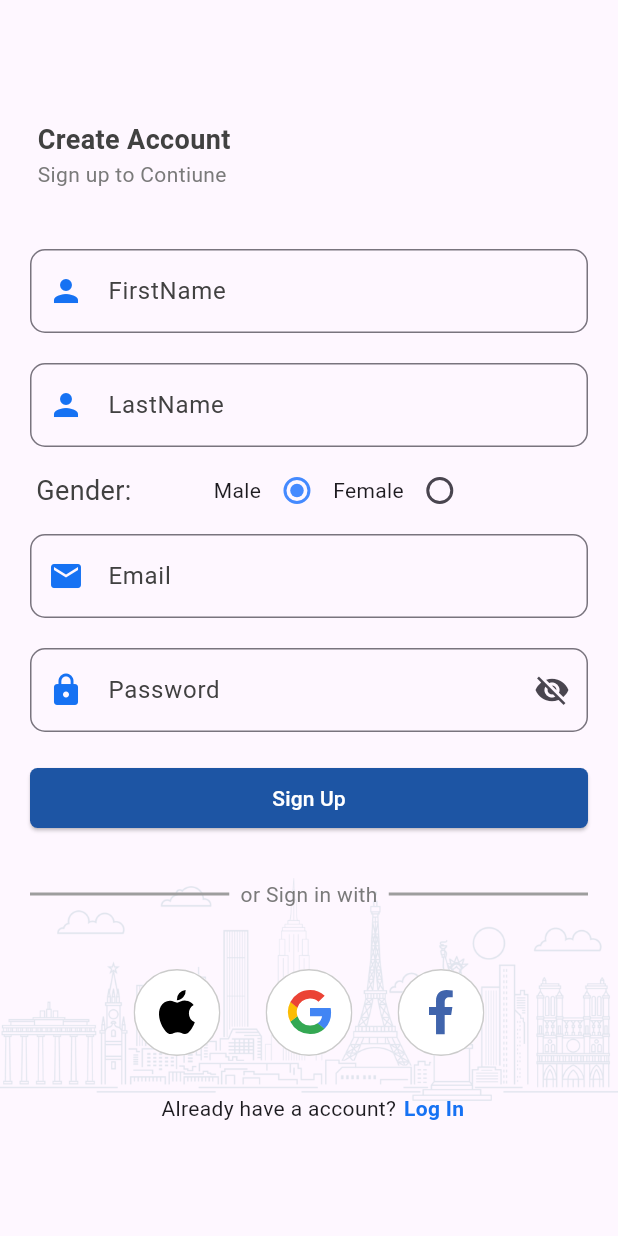
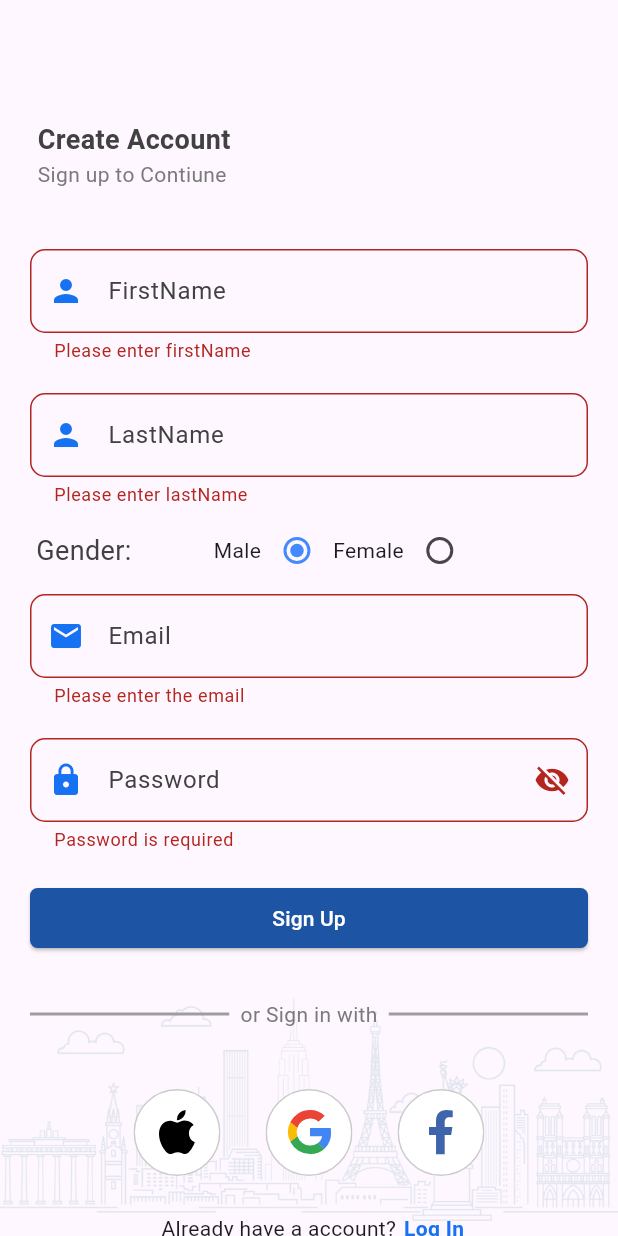
Before and after one commit to ppsshubham01/demo_Tagifile, a Flutter app: the screen it shows after launch, after a tap on "Create an Account", after a tap on "Sign Up", on a phone screen of 412 x 824 dp. Run offline on Flutter 3.47's test engine with Material 3 defaults, Android fonts, the phone set to English and light mode, and no system bars; our stand-ins replace flutter_native_splash, flutter_svg, fluttertoast, form_field_validator, shared_preferences; missing offline and left inert: password_field_validator.

Commit message:
updated service.dart

```diff
--- a/lib/screens/signup_screen.dart
+++ b/lib/screens/signup_screen.dart
@@ -27,7 +27,7 @@ class _SignupScreenState extends State<SignupScreen> {
           body: SingleChildScrollView(
         child: Form(
           key: formKey,
-          // autovalidateMode: AutovalidateMode.onUserInteraction,
+          //autovalidateMode: AutovalidateMode.onUserInteraction,
           child: Stack(
               // resizeToAvoidBottomInset: false,
               children: <Widget>[
@@ -72,6 +72,7 @@ class _SignupScreenState extends State<SignupScreen> {
                       padding:
                           const EdgeInsets.only(left: 20, top: 40, right: 20),
                       child: TextFormField(
+                        autovalidateMode: AutovalidateMode.onUserInteraction,
                         controller: _firstNameController,
                         decoration: InputDecoration(
                           labelText: 'FirstName',
@@ -107,6 +108,7 @@ class _SignupScreenState extends State<SignupScreen> {
                       padding:
                           const EdgeInsets.only(left: 20, top: 20, right: 20),
                       child: TextFormField(
+                        autovalidateMode: AutovalidateMode.onUserInteraction,
                         controller: _lastNameController,
                         decoration: InputDecoration(
                           labelText: 'LastName',
@@ -193,6 +195,7 @@ class _SignupScreenState extends State<SignupScreen> {
                       padding:
                           const EdgeInsets.only(left: 20, top: 5, right: 20),
                       child: TextFormField(
+                        autovalidateMode: AutovalidateMode.onUserInteraction,
                         controller: _emailController,
                         decoration: InputDecoration(
                           labelText: 'Email',
@@ -217,8 +220,17 @@ class _SignupScreenState extends State<SignupScreen> {
                         maxLines: 1,
                         keyboardType: TextInputType.emailAddress,
                         validator: (value) {
+                          final RegExp emailRegex = RegExp(
+                              r'^[\w-]+(\.[\w-]+)*@([\w-]+\.)+[a-zA-Z]{2,7}$');
+                          bool validateEmail(String email) {
+                            return emailRegex.hasMatch(email);
+                          }
+
                           if (value!.isEmpty) {
-                            return "Please enter email";
+                            return 'Please enter the email';
+                          } else if (!validateEmail(value)) {
+                            //print('Enter valid E-mail');
+                            return 'Enter valid E-mail';
                           }
                         },
                       ),
@@ -227,6 +239,7 @@ class _SignupScreenState extends State<SignupScreen> {
                       padding:
                           const EdgeInsets.only(left: 20, top: 20, right: 20),
                       child: TextFormField(
+                        autovalidateMode: AutovalidateMode.onUserInteraction,
                         controller: _passwordController,
                         obscureText: _isSelected,
                         decoration: InputDecoration(
@@ -263,7 +276,13 @@ class _SignupScreenState extends State<SignupScreen> {
                         // keyboardType: TextInputType.visiblePassword,
                         validator: (value) {
                           if (value!.isEmpty) {
-                            return "Please enter Password";
+                            return "Password is required";
+                          } else if (value.length < 8) {
+                            return ('length should be at-least 8 character');
+                          } else if(!value.contains(RegExp(r'[A-Z]'))){
+                            return "Password not contain at-least one capital letter";
+                          } else if(!value.contains(RegExp(r'[!@#\$%^&*(),.?":{}|<>]'))){
+                            return "Password not contain at-least one special character";
                           }
                         },
                       ),
@@ -276,15 +295,25 @@ class _SignupScreenState extends State<SignupScreen> {
                       padding: const EdgeInsets.only(top: 20.0),
                       child: ElevatedButton(
                         onPressed: () {
-                          ApiService().signup(
+                          if (formKey.currentState!.validate()) {
+                            ApiService().signup(
                               firstName: _firstNameController.text,
                               lastName: _lastNameController.text,
                               email: _emailController.text,
                               password: _passwordController.text,
-                            onSuccess: (value) {
-                              Navigator.push(context, MaterialPageRoute(builder: (_) => const WelcomeScreen()));
-                            },
-                          );
+                              onSuccess: (value) {
+                                Navigator.push(
+                                    context,
+                                    MaterialPageRoute(
+                                        builder: (_) => const WelcomeScreen()));
+                              },
+                            );
+                            // Navigator.push(context,
+                            //     MaterialPageRoute(builder: (_) => HomePage()));
+                            // print("Validated");
+                          } else {
+                            // print("Not Validated");
+                          }
                         },
                         style: ElevatedButton.styleFrom(
                             backgroundColor: const Color((0xFF1D55A4)),
--- a/lib/screens/welcome_screen.dart
+++ b/lib/screens/welcome_screen.dart
@@ -32,6 +32,7 @@ class _WelcomeScreenState extends State<WelcomeScreen> {
       _emailFocusNode.requestFocus();
     });
   }
+
   void _onPasswordTap() {
     setState(() {
       _passwordFocusNode.requestFocus();
@@ -46,10 +47,8 @@ class _WelcomeScreenState extends State<WelcomeScreen> {
         body: SingleChildScrollView(
           child: Form(
             key: formKey,
-            autovalidateMode: AutovalidateMode.onUserInteraction,
             child: Stack(
               children: [
-
                 /// Background ImageBottom
                 Positioned(
                     bottom: 20,
@@ -60,7 +59,6 @@ class _WelcomeScreenState extends State<WelcomeScreen> {
                   //  mainAxisAlignment: MainAxisAlignment.spaceEvenly,
                   crossAxisAlignment: CrossAxisAlignment.start,
                   children: <Widget>[
-
                     /// Welcome Text
                     const Padding(
                       padding: EdgeInsets.only(left: 25, top: 80),
@@ -87,8 +85,10 @@ class _WelcomeScreenState extends State<WelcomeScreen> {
 
                     /// Email
                     Padding(
-                      padding: const EdgeInsets.only(left: 20, top: 40, right: 20),
+                      padding:
+                          const EdgeInsets.only(left: 20, top: 40, right: 20),
                       child: TextFormField(
+                        autovalidateMode: AutovalidateMode.onUserInteraction,
                         controller: emailController,
                         decoration: InputDecoration(
                           labelText: 'Email',
@@ -117,8 +117,17 @@ class _WelcomeScreenState extends State<WelcomeScreen> {
                         focusNode: _emailFocusNode,
                         onTap: _onEmailTap,
                         validator: (value) {
+                          final RegExp emailRegex = RegExp(
+                              r'^[\w-]+(\.[\w-]+)*@([\w-]+\.)+[a-zA-Z]{2,7}$');
+                          bool validateEmail(String email) {
+                            return emailRegex.hasMatch(email);
+                          }
+
                           if (value!.isEmpty) {
                             return 'Please enter the email';
+                          } else if (!validateEmail(value)) {
+                            //print('Enter valid E-mail');
+                            return 'Enter valid E-mail';
                           }
                         },
                       ),
@@ -126,8 +135,10 @@ class _WelcomeScreenState extends State<WelcomeScreen> {
 
                     /// Password
                     Padding(
-                      padding: const EdgeInsets.only(left: 20, top: 20, right: 20),
+                      padding:
+                          const EdgeInsets.only(left: 20, top: 20, right: 20),
                       child: TextFormField(
+                        autovalidateMode: AutovalidateMode.onUserInteraction,
                         controller: passwordController,
                         obscureText: _isSelected,
                         decoration: InputDecoration(
@@ -166,8 +177,12 @@ class _WelcomeScreenState extends State<WelcomeScreen> {
                         validator: (value) {
                           if (value!.isEmpty) {
                             return "Password is required";
-                          }else if(value.length<8){
-                            return('lenght should be atleast 8 charater');
+                          } else if (value.length < 8) {
+                            return ('length should be at-least 8 character');
+                          } else if(!value.contains(RegExp(r'[A-Z]'))){
+                            return "Password not contain at-least one capital letter";
+                          } else if(!value.contains(RegExp(r'[!@#\$%^&*(),.?":{}|<>]'))){
+                            return "Password not contain at-least one special character";
                           }
                         },
                       ),
@@ -211,7 +226,10 @@ class _WelcomeScreenState extends State<WelcomeScreen> {
                               email: emailController.text,
                               password: passwordController.text,
                               onSuccess: (value) {
-                              Navigator.push(context, MaterialPageRoute(builder: (_) => const HomePage()));
+                                Navigator.push(
+                                    context,
+                                    MaterialPageRoute(
+                                        builder: (_) => const HomePage()));
                               },
                               context: context,
                             );
@@ -242,7 +260,8 @@ class _WelcomeScreenState extends State<WelcomeScreen> {
 
                     /// Text or sign in with
                     Container(
-                      margin: const EdgeInsets.only(left: 20, right: 20, top: 50),
+                      margin:
+                          const EdgeInsets.only(left: 20, right: 20, top: 50),
                       child: const Row(
                         children: [
                           Expanded(
```
Also changed, not shown: lib/util/service.dart (+7 -6 lines), pubspec.lock. Lines whose indentation alone changed are shown as unchanged.
